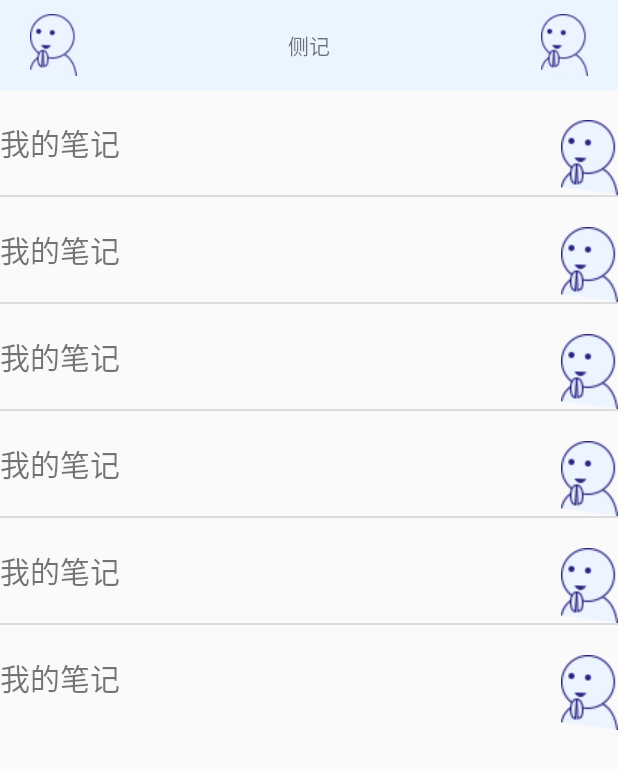
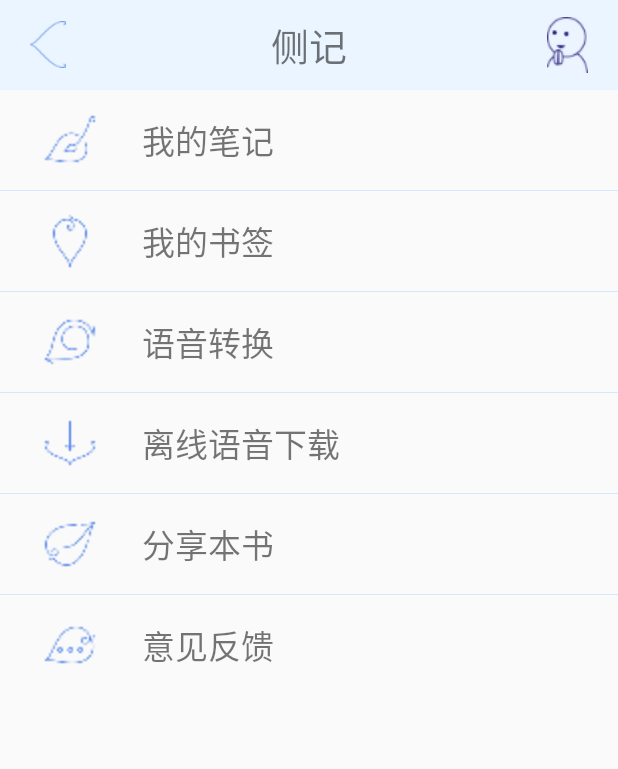
Before and after one commit to ceji-longquan/ceji_android, an Android app: the screen it shows after launch (SettingActivity), after a tap on an icon or button, on a phone screen of 412 x 824 dp. Shown: the top 769 px of the screen. Run offline under Robolectric (Android 15) with nearby library versions, the phone set to English and light mode, and no system bars; libraries missing offline, so code that uses them is left out: com.lzy.okgo, jedi.functional, jedi.option, org.slf4j; 6 statements that could not run were skipped; 1 other tap on this screen came first.

Commit message:
add seeting

```diff
--- a/app/src/main/java/com/lqtemple/android/lqbookreader/activity/MainActivity.java
+++ b/app/src/main/java/com/lqtemple/android/lqbookreader/activity/MainActivity.java
@@ -19,7 +19,6 @@ import android.widget.TextView;
 import com.lqtemple.android.lqbookreader.FileUtils;
 import com.lqtemple.android.lqbookreader.R;
 import com.lqtemple.android.lqbookreader.activity.adapter.LeftMenuAdapter;
-import com.lqtemple.android.lqbookreader.model.LeftMenu;
 
 import java.io.File;
 import java.io.InputStream;
@@ -37,7 +36,7 @@ public class MainActivity extends AppCompatActivity {
     private LeftMenuAdapter mLeftMenuAdapter, mRightMenuAdapter;
     private ArrayList mLeftArrayList;
     private ArrayList mRightArrayList;
-    private ListView leftListView;
+//    private ListView leftListView;
 
     private File target;
 
@@ -52,14 +51,17 @@ public class MainActivity extends AppCompatActivity {
 
         // 全屏
         initData();
-        leftListView = (ListView) leftLayout.findViewById(R.id.left_listview);
+/*        leftListView = (ListView) leftLayout.findViewById(R.id.left_listview);
+        leftListView.setAdapter(mLeftMenuAdapter);
+        leftListView.setOnItemClickListener(new DrawerItemClickListener());
+
         ListView rightListView = (ListView) rightLayout.findViewById(R.id.right_listview);
 
         mLeftMenuAdapter = new LeftMenuAdapter(this, mLeftArrayList);
         mRightMenuAdapter = new LeftMenuAdapter(this, mRightArrayList);
-        leftListView.setAdapter(mLeftMenuAdapter);
+
         rightListView.setAdapter(mRightMenuAdapter);
-        leftListView.setOnItemClickListener(new DrawerItemClickListener());
+*/
 
     }
 
@@ -107,15 +109,7 @@ public class MainActivity extends AppCompatActivity {
         titleRightbtn.setOnClickListener(new View.OnClickListener() {
             @Override
             public void onClick(View v) {
-                //                if(mDrawerLayout.isDrawerOpen(Gravity.RIGHT)){
-                //                    mDrawerLayout.closeDrawer(Gravity.RIGHT);
-                //                }else{
-                //                    mDrawerLayout.openDrawer(Gravity.RIGHT);
-                //                    if(mDrawerLayout.isDrawerOpen(Gravity.LEFT)){
-                //                        mDrawerLayout.closeDrawer(Gravity.LEFT);
-                //                    }
-                //
-                //                }
+
                 startActivity(new Intent(getApplicationContext(), SettingActivity.class));
 
             }
@@ -134,7 +128,7 @@ public class MainActivity extends AppCompatActivity {
         } catch (Exception e) {
 
         }
-
+/*
         mLeftArrayList = new ArrayList<LeftMenu>();
         mLeftArrayList.add(new LeftMenu(R.drawable.setting, getString(R.string.menu_title1)));
         mLeftArrayList.add(new LeftMenu(R.drawable.setting, getString(R.string.menu_title1)));
@@ -150,7 +144,7 @@ public class MainActivity extends AppCompatActivity {
         mRightArrayList.add(new LeftMenu(R.drawable.setting, getString(R.string.menu_title1)));
         mRightArrayList.add(new LeftMenu(R.drawable.setting, getString(R.string.menu_title1)));
         mRightArrayList.add(new LeftMenu(R.drawable.setting, getString(R.string.menu_title1)));
-        mRightArrayList.add(new LeftMenu(R.drawable.setting, getString(R.string.menu_title1)));
+        mRightArrayList.add(new LeftMenu(R.drawable.setting, getString(R.string.menu_title1)));*/
     }
 
 
--- a/app/src/main/java/com/lqtemple/android/lqbookreader/activity/SettingActivity.java
+++ b/app/src/main/java/com/lqtemple/android/lqbookreader/activity/SettingActivity.java
@@ -63,12 +63,12 @@ public class SettingActivity extends BaseActivity {
 
     private void initData() {
         my_setting_list = new ArrayList();
-        my_setting_list.add(new LeftMenu(R.drawable.setting, getString(R.string.my_note)));
-        my_setting_list.add(new LeftMenu(R.drawable.setting, getString(R.string.my_note)));
-        my_setting_list.add(new LeftMenu(R.drawable.setting, getString(R.string.my_note)));
-        my_setting_list.add(new LeftMenu(R.drawable.setting, getString(R.string.my_note)));
-        my_setting_list.add(new LeftMenu(R.drawable.setting, getString(R.string.my_note)));
-        my_setting_list.add(new LeftMenu(R.drawable.setting, getString(R.string.my_note)));
+        my_setting_list.add(new LeftMenu(R.mipmap.note_icon, getString(R.string.my_note)));
+        my_setting_list.add(new LeftMenu(R.mipmap.bookmark_icon, getString(R.string.my_bookmark)));
+        my_setting_list.add(new LeftMenu(R.mipmap.lanuage_icon, getString(R.string.my_lanuage)));
+        my_setting_list.add(new LeftMenu(R.mipmap.xiazai, getString(R.string.my_music)));
+        my_setting_list.add(new LeftMenu(R.mipmap.share_icon, getString(R.string.my_share)));
+        my_setting_list.add(new LeftMenu(R.mipmap.feedback_icon, getString(R.string.my_feedback)));
     }
 
 
--- a/app/src/main/java/com/lqtemple/android/lqbookreader/activity/adapter/SettingAdapter.java
+++ b/app/src/main/java/com/lqtemple/android/lqbookreader/activity/adapter/SettingAdapter.java
@@ -73,7 +73,7 @@ public class SettingAdapter extends BaseAdapter {
         return convertView;
     }
 
-    static class ViewHold {
+     class ViewHold {
         public ImageView imageView;
         public TextView textView;
     }
--- a/app/src/main/res/layout/activity_main.xml
+++ b/app/src/main/res/layout/activity_main.xml
@@ -11,4 +11,9 @@
     <include layout="@layout/drawleft_layout"/>
 
 
+    <Button
+        android:layout_width="wrap_content"
+        android:layout_height="wrap_content"
+        android:text="开始"
+        android:onClick="onStartRead"/>
 </LinearLayout>
--- a/app/src/main/res/layout/activity_setting.xml
+++ b/app/src/main/res/layout/activity_setting.xml
@@ -9,6 +9,8 @@
         android:id="@+id/setting_listview"
         android:layout_below="@+id/setting_title"
         android:layout_width="match_parent"
-        android:layout_height="wrap_content"></ListView>
+        android:layout_height="wrap_content"
+        android:divider="@color/divider_color"
+        android:dividerHeight="1px"></ListView>
 
 </LinearLayout>
--- a/app/src/main/res/layout/item_setting.xml
+++ b/app/src/main/res/layout/item_setting.xml
@@ -1,26 +1,28 @@
 <?xml version="1.0" encoding="utf-8"?>
-<RelativeLayout xmlns:android="http://schemas.android.com/apk/res/android"
+<LinearLayout xmlns:android="http://schemas.android.com/apk/res/android"
               android:layout_width="match_parent"
-              android:layout_height="match_parent"
+              android:layout_height="67dp"
               android:orientation="horizontal"
-              android:paddingTop="20dp"
+              android:gravity="center_vertical"
+              android:paddingTop="13dp"
+              android:paddingBottom="13dp"
+              >
 
-              android:gravity="center">
+    <ImageView
+        android:id="@+id/my_item_img"
+        android:layout_marginLeft="27dp"
+        android:layout_width="40dp"
+        android:layout_height="40dp"
+        android:src="@mipmap/add"
+       />
 
     <TextView
         android:id="@+id/my_item_name"
         android:layout_width="wrap_content"
         android:layout_height="wrap_content"
+        android:layout_marginLeft="27dp"
         android:text="@string/my_note"
-        android:textSize="20dp"/>
+        android:layout_gravity="center"
+        android:textSize="22sp"/>
 
-    <ImageView
-        android:id="@+id/my_item_img"
-        android:layout_width="wrap_content"
-        android:layout_height="wrap_content"
-        android:src="@mipmap/add"
-        android:layout_alignParentRight="true"/>
-
-
-
-</RelativeLayout>
+</LinearLayout>
--- a/app/src/main/res/layout/title_bar.xml
+++ b/app/src/main/res/layout/title_bar.xml
@@ -18,12 +18,12 @@
 
         <TextView
             android:id="@+id/titleLefttbtn"
-            android:layout_width="31dp"
-            android:layout_height="41dp"
+            android:layout_width="24dp"
+            android:layout_height="31dp"
             android:layout_alignParentLeft="true"
             android:layout_marginLeft="20dp"
             android:layout_centerVertical="true"
-            android:background="@drawable/setting"
+            android:background="@mipmap/back_icon"
             android:onClick="onReturnLast"
             />
 
@@ -33,15 +33,16 @@
             android:layout_height="wrap_content"
             android:gravity="center"
             android:layout_centerInParent="true"
+            android:textSize="25sp"
             android:text="@string/app_name"
             />
 
         <TextView
             android:id="@+id/titleRightbtn"
-            android:layout_width="31dp"
-            android:layout_height="41dp"
+            android:layout_width="27dp"
+            android:layout_height="37dp"
             android:layout_alignParentRight="true"
-            android:background="@drawable/setting"
+            android:background="@mipmap/setting"
             android:layout_centerVertical="true"
             android:gravity="right"
             android:layout_marginRight="20dp"
--- a/app/src/main/res/values/colors.xml
+++ b/app/src/main/res/values/colors.xml
@@ -13,5 +13,8 @@
     <color name="white">#ffffff</color>
     <color name="bottom_text">#c1c0c0</color>
     <color name="notification_bak">#47fafafa</color>
+    <color name="divider_color">#d5e6ff</color>
+
+
 
 </resources>
--- a/app/src/main/res/values/strings.xml
+++ b/app/src/main/res/values/strings.xml
@@ -392,6 +392,11 @@
     <string name="close" >关闭</string>
     <string name="setting">设置</string>
     <string name="my_note">我的笔记</string>
+    <string name="my_bookmark">我的书签</string>
+    <string name="my_lanuage">语音转换</string>
+    <string name="my_music">离线语音下载</string>
+    <string name="my_share">分享本书</string>
+    <string name="my_feedback">意见反馈</string>
     <string name="downloadtips">开始下载</string>
 
     <string name="start_down">下载</string>
```
Also changed, not shown: app/src/main/res/mipmap-xhdpi/back_icon.png (added), app/src/main/res/mipmap-xhdpi/setting.png (renamed from app/src/main/res/drawable/setting.png), app/src/main/res/mipmap-xxhdpi/back_icon.png (added), app/src/main/res/mipmap-xxhdpi/bookmark_icon.png (added), app/src/main/res/mipmap-xxhdpi/feedback_icon.png (added), app/src/main/res/mipmap-xxhdpi/lanuage_icon.png (added), app/src/main/res/mipmap-xxhdpi/note_icon.png (added), app/src/main/res/mipmap-xxhdpi/share_icon.png (added), app/src/main/res/mipmap-xxhdpi/xiazai.png (added).
